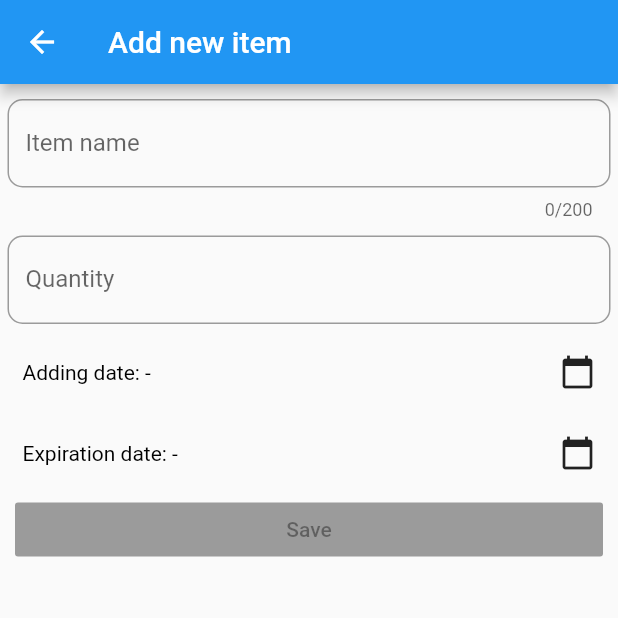
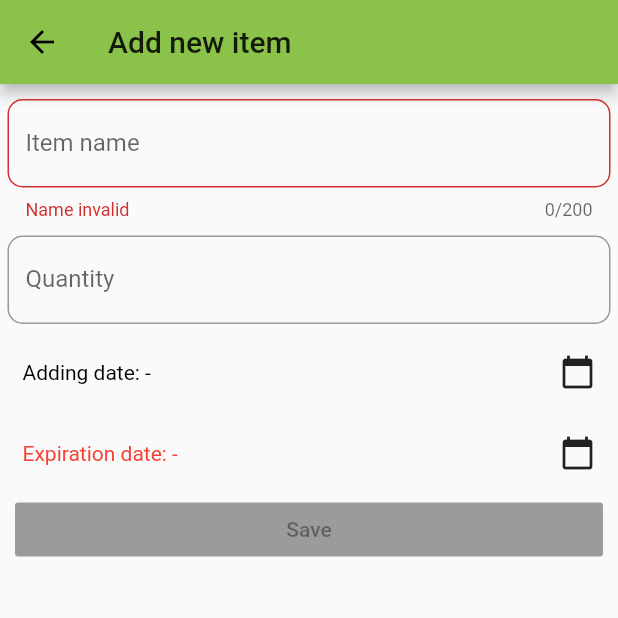
Before and after one commit to PawelRaciborski/pantroid_flutter, a Flutter app: the AddItemPage screen opened by its route, on a phone screen of 412 x 824 dp, the top half of it. Run offline on Flutter 3.47's test engine with Material 2 defaults, Android fonts, the phone set to English and light mode, and no system bars; our stand-ins replace bloc, flutter_bloc.

```diff
--- a/lib/add/add_item/add_item_state.dart
+++ b/lib/add/add_item/add_item_state.dart
@@ -31,10 +31,10 @@ class InitialAddItemState extends AddItemState {
   int get quantity => 0;
 
   @override
-  bool get isNameValid => true;
+  bool get isNameValid => false;
 
   @override
-  bool get isDateValid => true;
+  bool get isDateValid => false;
 
   @override
   bool get idFormValid => false;
--- a/lib/add/add_item_page.dart
+++ b/lib/add/add_item_page.dart
@@ -14,11 +14,21 @@ class AddItemPage extends StatefulWidget {
 
 class _AddItemPageState extends State<AddItemPage> {
   AddItemBloc _addItemBloc;
+  final _controller = new TextEditingController();
 
   @override
   void initState() {
     super.initState();
     _addItemBloc = AddItemBloc();
+    _controller.addListener(() {
+      _addItemBloc.add(AddItemNameEnteredEvent(name: _controller.text));
+    });
+  }
+
+  @override
+  void dispose() {
+    _controller.dispose();
+    super.dispose();
   }
 
   @override
@@ -29,37 +39,49 @@ class _AddItemPageState extends State<AddItemPage> {
       ),
       body: BlocProvider<AddItemBloc>(
         builder: (context) => _addItemBloc,
-        child: Column(
+        child: BlocBuilder<AddItemBloc, AddItemState>(
+          builder: (context, state) => Column(
             children: <Widget>[
-            NameInputWidget(),
+              Container(
+                margin: const EdgeInsets.fromLTRB(5, 10, 5, 5),
+                child: TextFormField(
+                  maxLines: 1,
+                  controller: _controller,
+                  maxLength: 200,
+                  autovalidate: true,
+                  validator: (_) => state.isNameValid ? null : "Name invalid",
+                  decoration: InputDecoration(
+                    labelText: 'Item name',
+                    border: OutlineInputBorder(
+                      borderRadius: BorderRadius.all(
+                        Radius.circular(10.0),
+                      ),
+                    ),
+                  ),
+                ),
+              ),
               _buildQuantityInput(),
-            BlocBuilder<AddItemBloc, AddItemState>(builder: (context, state) {
-              return _buildDateInput(context, "Adding date", (dateTime) {
+              _buildDateInput(context, "Adding date", (dateTime) {
                 _addItemBloc
                     .add(AddItemAddingDateChangedEvent(dateTime: dateTime));
-              }, () => true);
-            }),
-            BlocBuilder<AddItemBloc, AddItemState>(builder: (context, state) {
-              return _buildDateInput(context, "Expiration date", (dateTime) {
+              }, () => true),
+              _buildDateInput(context, "Expiration date", (dateTime) {
                 _addItemBloc
                     .add(AddItemExpirationDateChangedEvent(dateTime: dateTime));
-              }, () => state.isDateValid);
-            }),
+              }, () => state.isDateValid),
               Container(
                   margin: EdgeInsets.symmetric(horizontal: 10.0),
                   width: double.infinity,
-              child: BlocBuilder<AddItemBloc, AddItemState>(
-                builder: (context, state) {
-                  return RaisedButton(
+                  child: RaisedButton(
                     child: Text("Save"),
-                    onPressed: state.idFormValid ? () {
-                      print("ASdasd");
-                    } : null,
-                  );
-                },
+                    onPressed: state.idFormValid
+                        ? () {
+                            //TODO: submit form
+                          }
+                        : null,
+                  )),
+            ],
           ),
-            )
-          ],
         ),
       ),
     );
@@ -93,54 +115,3 @@ class _AddItemPageState extends State<AddItemPage> {
         ),
       );
 }
-
-class NameInputWidget extends StatefulWidget {
-  @override
-  State<StatefulWidget> createState() => NameInputWidgetState();
-}
-
-class NameInputWidgetState extends State<NameInputWidget> {
-  AddItemBloc addItemBloc;
-  final _controller = new TextEditingController();
-
-  @override
-  void initState() {
-    super.initState();
-    addItemBloc = BlocProvider.of<AddItemBloc>(context);
-    _controller.addListener(() {
-      addItemBloc.add(AddItemNameEnteredEvent(name: _controller.text));
-    });
-  }
-
-  @override
-  Widget build(BuildContext context) => BlocBuilder<AddItemBloc, AddItemState>(
-        builder: (context, state) {
-          return Container(
-            margin: const EdgeInsets.fromLTRB(5, 10, 5, 5),
-            child: TextFormField(
-              maxLines: 1,
-              controller: _controller,
-              maxLength: 200,
-              autovalidate: true,
-              validator: (_) {
-                return state.isNameValid ? null : "Name invalid";
-              },
-              decoration: InputDecoration(
-                labelText: 'Item name ${state.name}',
-                border: OutlineInputBorder(
-                  borderRadius: BorderRadius.all(
-                    Radius.circular(10.0),
-                  ),
-                ),
-              ),
-            ),
-          );
-        },
-      );
-
-  @override
-  void dispose() {
-    _controller.dispose();
-    super.dispose();
-  }
-}
--- a/lib/main.dart
+++ b/lib/main.dart
@@ -11,7 +11,7 @@ class PantroidApp extends StatelessWidget {
     return MaterialApp(
       title: 'Flutter Demo',
       theme: ThemeData(
-        primarySwatch: Colors.blue,
+        primarySwatch: Colors.lightGreen,
       ),
       initialRoute: HomePage.route,
       routes: {
```
Also changed, not shown: lib/add/add_item/add_item_bloc.dart (+9 -10 lines). Lines whose indentation alone changed are shown as unchanged.
